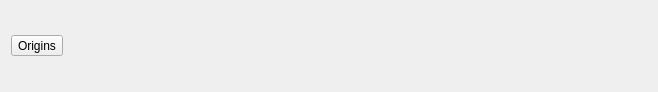
Segs/Segs, file Utilities/EditorComponents/AssetSelector.ui: the form before one commit.
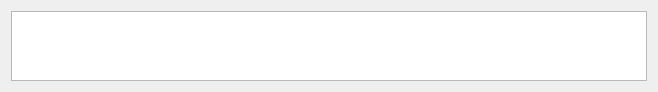
The form after the commit.

Commit message:
Use qfilesystemmodel to list files in asset viewer
This is mostly a placeholder, but useful for now.

Patch:
```diff
--- a/Utilities/EditorComponents/AssetSelector.ui
+++ b/Utilities/EditorComponents/AssetSelector.ui
@@ -21,11 +21,7 @@
   </property>
   <layout class="QVBoxLayout" name="verticalLayout">
    <item>
-    <widget class="QToolButton" name="fakeAsset">
-     <property name="text">
-      <string>Origins</string>
-     </property>
-    </widget>
+    <widget class="QTreeView" name="fsTree"/>
    </item>
   </layout>
  </widget>
```
The commit also changes 7 other files.
